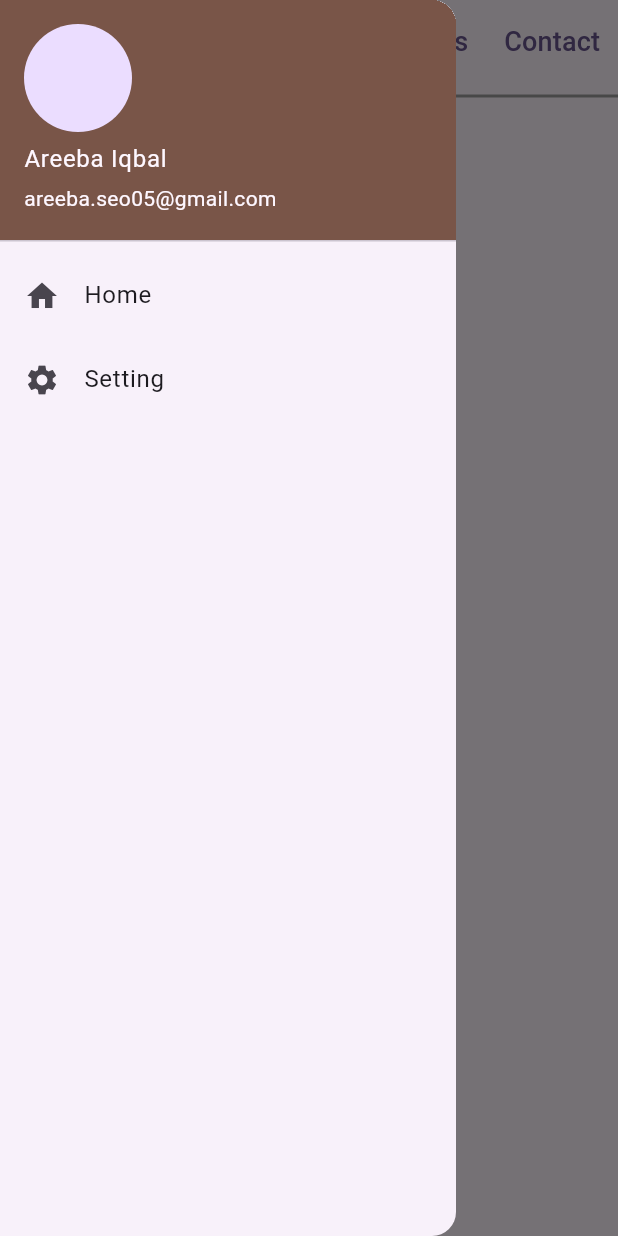
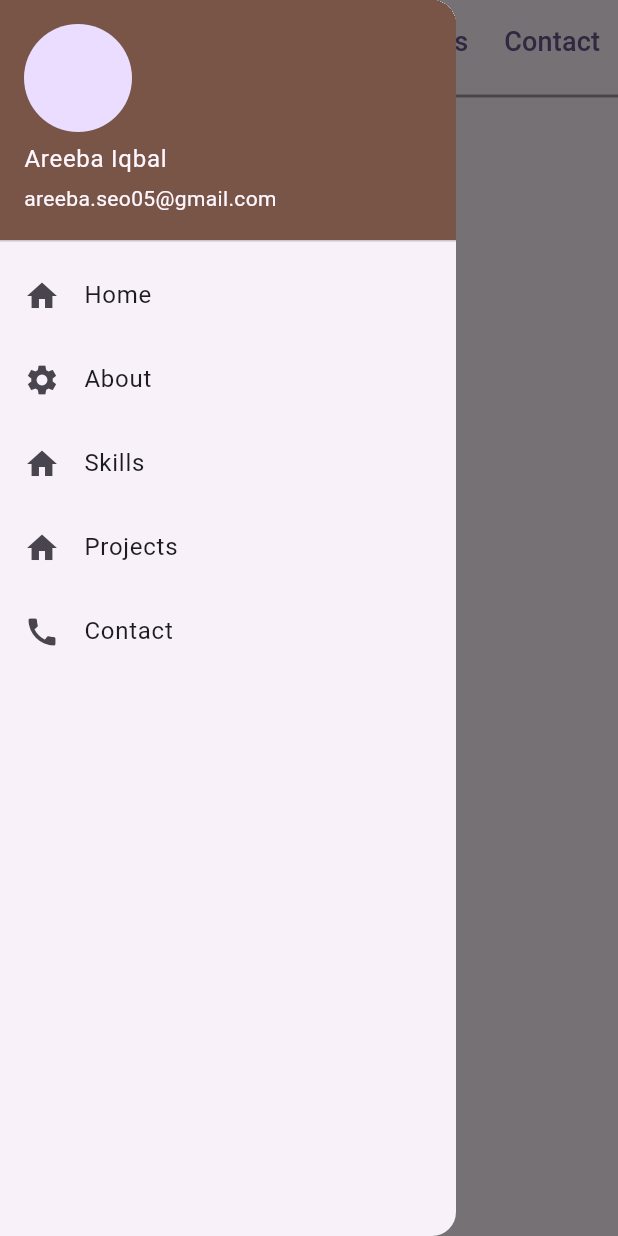
Before and after one commit to Areeba-ai05/Portfolio, a Flutter app: the screen it shows after launch, with the side drawer open, on a phone screen of 412 x 824 dp. Run offline on Flutter 3.47's test engine with Material 3 defaults, Android fonts, the phone set to English and light mode, and no system bars; our stand-ins replace google_fonts.

Commit message:
update code

```diff
--- a/lib/view/starting-view/startingview.dart
+++ b/lib/view/starting-view/startingview.dart
@@ -34,8 +34,29 @@ class _HomeViewState extends State<HomeView> {
                 Navigator.push(context, MaterialPageRoute(builder: (context)=>HomeView()));// for page nav
               },
               leading: Icon(Icons.settings),
-              title: Text('Setting'),
-            )
+              title: Text('About'),
+            ),
+            ListTile(
+              onTap: (){
+                Navigator.pop(context);
+              },
+              leading: Icon(Icons.home),
+              title: Text('Skills'),
+            ),
+            ListTile(
+              onTap: (){
+                Navigator.pop(context);
+              },
+              leading: Icon(Icons.home),
+              title: Text('Projects'),
+            ),
+            ListTile(
+              onTap: (){
+                Navigator.pop(context);
+              },
+              leading: Icon(Icons.call),
+              title: Text('Contact'),
+            ),
           ],
         ),
       ),
```
